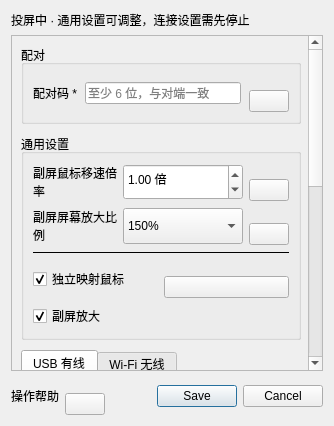
This is Fukaros/ui/forms/settings.ui in HuTaoUnknow/Fukaros-Furina as Qt 5 draws it before an edit. The edited form follows.
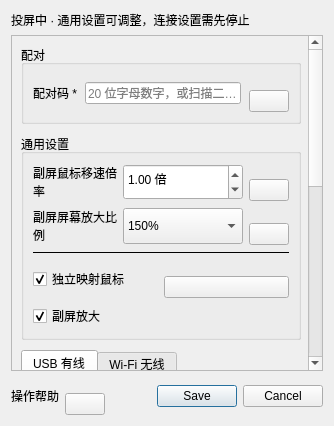
This is the edited form. Custom widgets are drawn as their Qt base class.

Diff of the .ui file:
```diff
--- a/Fukaros/ui/forms/settings.ui
+++ b/Fukaros/ui/forms/settings.ui
@@ -56,7 +56,7 @@
             <item>
              <widget class="QLineEdit" name="token">
               <property name="placeholderText">
-               <string>至少 6 位，与对端一致</string>
+               <string>20 位字母数字，或扫描二维码</string>
               </property>
               <property name="readOnly">
                <bool>false</bool>
```
